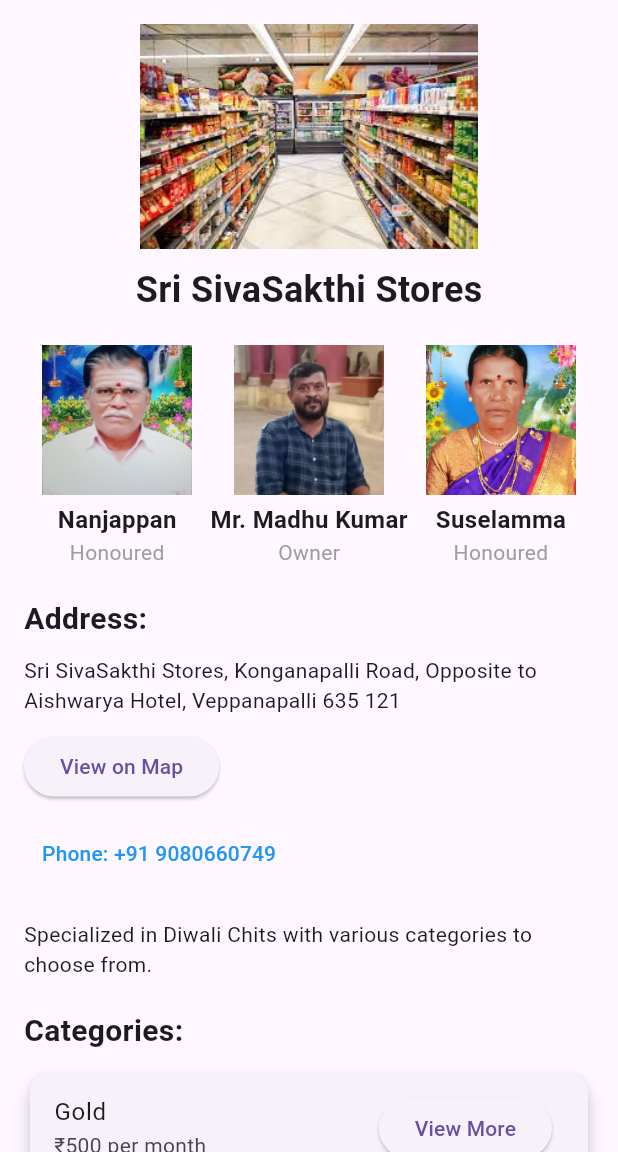
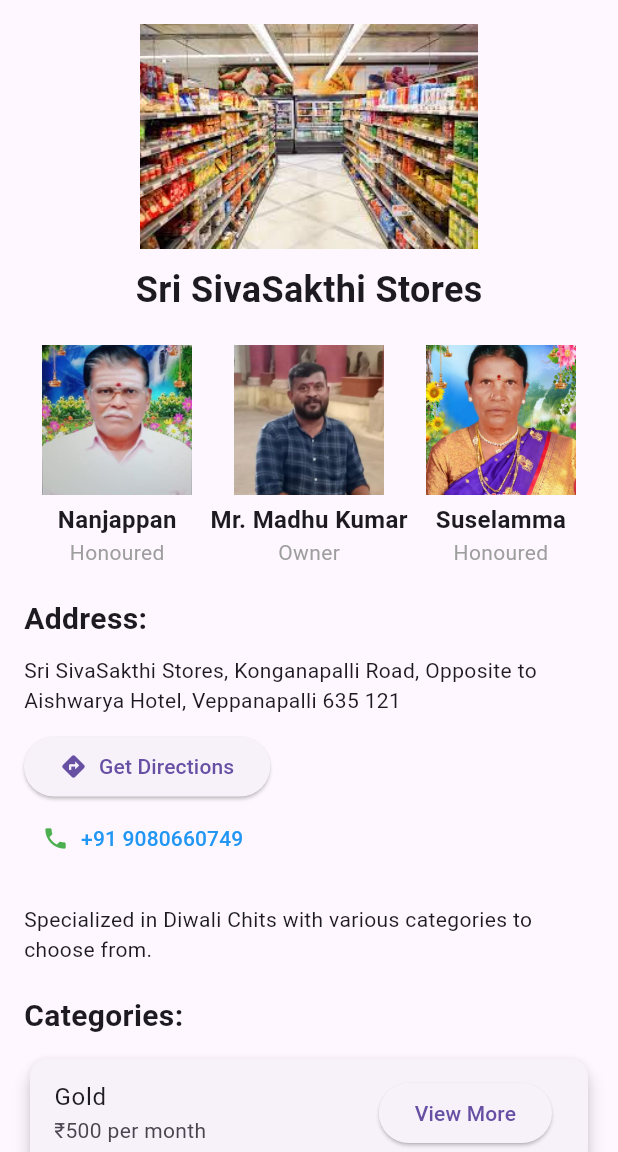
Before and after one commit to Immanuvel1207/Nanjundeshwara, a Flutter app: the screen it shows after launch, on a phone screen of 412 x 824 dp, the part 84-1236 px from its top. Run offline on Flutter 3.47's test engine with Material 3 defaults, Android fonts, the phone set to English and light mode, and no system bars; our stand-ins replace shared_preferences; generated files the repository leaves out were written again.

Commit message:
Location and call features

```diff
--- a/dev/lib/main.dart
+++ b/dev/lib/main.dart
@@ -167,17 +167,16 @@ class _HomeScreenState extends State<HomeScreen> {
     });
   }
 
-  // ADDED: Debug method to check all images
+
   Future<void> _debugImages() async {
-    // Debug all product images
     for (var category in categories) {
-      print('Checking images for category: ${category['title']}');
+      // print('Checking images for category: ${category['title']}');
       for (var product in category['products']) {
         try {
           await precacheImage(AssetImage(product['image']), context);
-          print('✅ Successfully loaded: ${product['image']}');
+          // print('✅ Successfully loaded: ${product['image']}');
         } catch (e) {
-          print('❌ Failed to load: ${product['image']}, error: $e');
+          // print('❌ Failed to load: ${product['image']}, error: $e');
         }
       }
     }
@@ -273,17 +272,28 @@ class _HomeScreenState extends State<HomeScreen> {
               const SizedBox(height: 10),
               ElevatedButton(
                 onPressed: () async {
-                  if (await canLaunch(mapUrl)) {
-                    await launch(mapUrl);
+                  // Get user's current location and open directions
+                  final url = 'https://www.google.com/maps/dir/?api=1&destination=Veppanapalli&destination_place_id=ChIJXYJJVzNdqDsRs5rj5C_EJN8';
+                  if (await canLaunch(url)) {
+                    await launch(url);
                   } else {
-                    throw 'Could not launch $mapUrl';
+                    ScaffoldMessenger.of(context).showSnackBar(
+                      SnackBar(content: Text('Could not open maps')),
+                    );
                   }
                 },
-                child: const Text('View on Map'),
+                child: Row(
+                  mainAxisSize: MainAxisSize.min,
+                  children: [
+                    Icon(Icons.directions),
+                    SizedBox(width: 8),
+                    Text('Get Directions'),
+                  ],
+                ),
               ),
-              const SizedBox(height: 10),
+
               // Replace the phone number text with this button
-              TextButton(
+              TextButton.icon(
                 onPressed: () async {
                   final url = 'tel:$phoneNumber';
                   if (await canLaunch(url)) {
@@ -294,8 +304,9 @@ class _HomeScreenState extends State<HomeScreen> {
                     );
                   }
                 },
-                child: Text(
-                  "Phone: $phoneNumber",
+                icon: Icon(Icons.phone, color: Colors.green),
+                label: Text(
+                  phoneNumber,
                   style: TextStyle(color: Colors.blue),
                 ),
               ),
```
Also changed, not shown: 1 other file.
